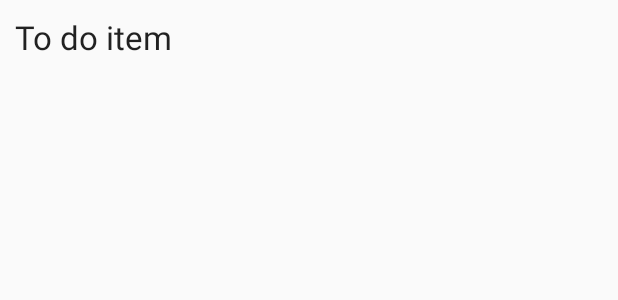
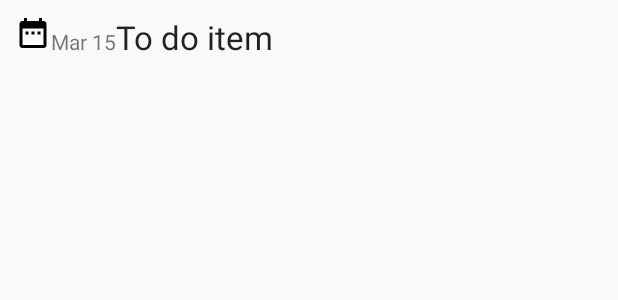
Before and after one commit to nannandenden/simple-todo, an Android app: the layout item_todo.xml on its own in the app's theme, with its tools: preview values and no code run, on a phone screen of 412 x 824 dp. Shown: the top 300 px of the screen. Run offline under Robolectric (Android 15) with nearby library versions, the phone set to English and light mode, and no system bars.

Commit message:
add calender icon

```diff
--- a/app/src/main/res/layout/item_todo.xml
+++ b/app/src/main/res/layout/item_todo.xml
@@ -5,15 +5,33 @@
     android:layout_height="match_parent"
     android:padding="10dp">
 
+    <ImageView
+        android:id="@+id/ivDateIcon"
+        android:layout_width="wrap_content"
+        android:layout_height="wrap_content"
+        android:layout_alignParentLeft="true"
+        android:layout_alignParentTop="true"
+        android:gravity="bottom"
+        android:src="@mipmap/ic_date_range_black_24dp"/>
+
+    <TextView
+        android:id="@+id/tvDate"
+        android:layout_width="wrap_content"
+        android:layout_height="wrap_content"
+        android:layout_toRightOf="@+id/ivDateIcon"
+        android:layout_alignBaseline="@+id/tvItem"
+        android:text="Mar 15"
+        android:inputType="date"/>
+
     <TextView
         android:id="@+id/tvItem"
         android:layout_width="match_parent"
         android:layout_height="wrap_content"
-        android:gravity="center_vertical"
-        android:layout_alignParentLeft="true"
-        android:layout_alignParentTop="true"
+        android:layout_toRightOf="@+id/tvDate"
         android:text="To do item"
+        android:gravity="bottom"
         android:textAppearance="?android:attr/textAppearanceLarge" />
 
 
+
 </RelativeLayout>
```
Also changed, not shown: app/src/main/res/mipmap-hdpi/ic_date_range_black_24dp.png (added), app/src/main/res/mipmap-mdpi/ic_date_range_black_24dp.png (added), app/src/main/res/mipmap-xhdpi/ic_date_range_black_24dp.png (added), app/src/main/res/mipmap-xxhdpi/ic_date_range_black_24dp.png (added), app/src/main/res/mipmap-xxxhdpi/ic_date_range_black_24dp.png (added).
